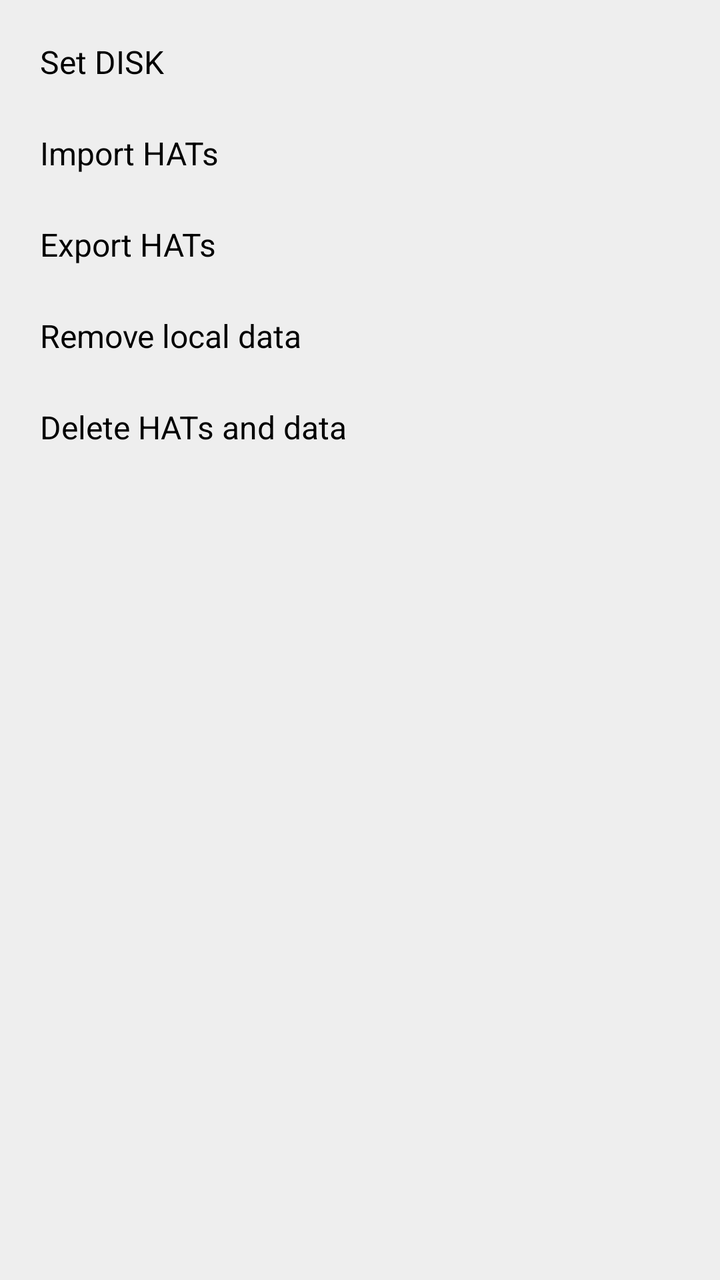
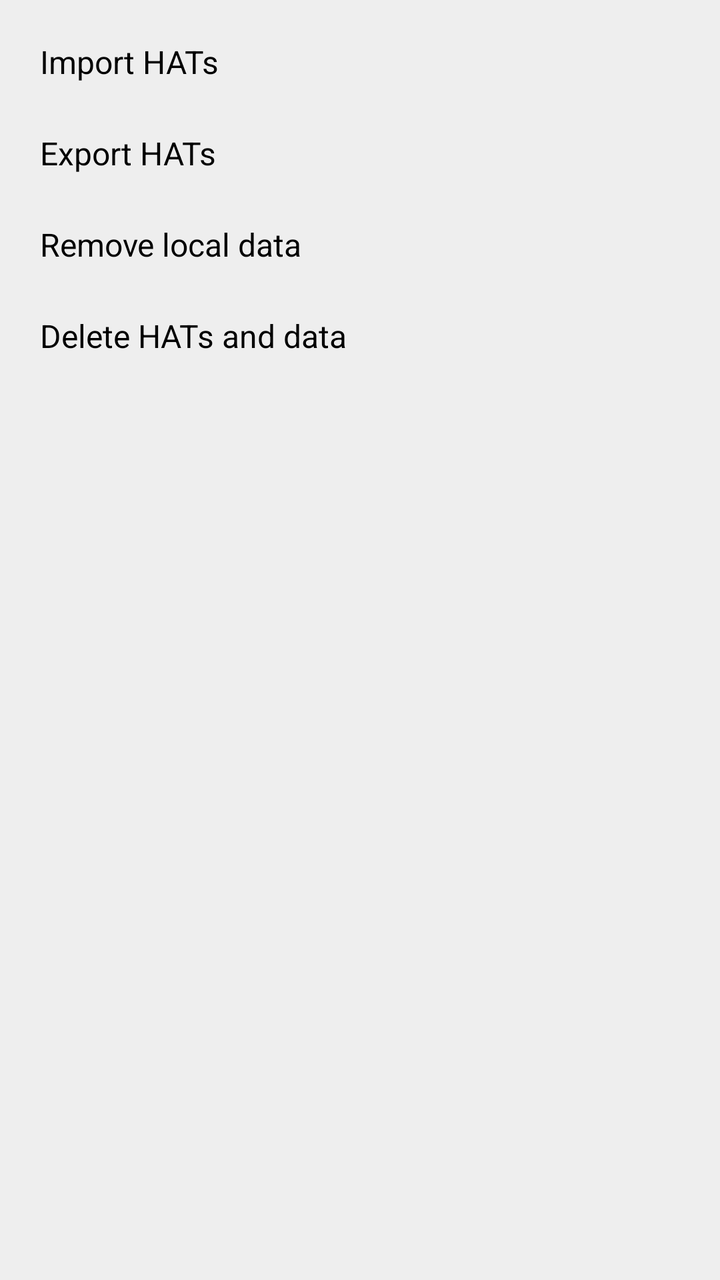

Before-and-after screenshots of an Android layout around one commit, followed by the original layout XML and the change that was made.
<!-- AndroidManifest.xml: application theme Theme.Freer -->
<!-- res/layout/popup_data_menu.xml -->
<?xml version="1.0" encoding="utf-8"?>
<LinearLayout xmlns:android="http://schemas.android.com/apk/res/android"
    android:layout_width="wrap_content"
    android:layout_height="wrap_content"
    android:orientation="vertical"
    android:background="@color/background_light"
    android:padding="8dp">

    <TextView
        android:id="@+id/menu_set_disk"
        android:layout_width="match_parent"
        android:layout_height="wrap_content"
        android:text="@string/set_disk"
        android:textSize="16sp"
        android:textColor="@color/text"
        android:padding="12dp"
        android:background="?android:attr/selectableItemBackground"
        android:clickable="true"
        android:focusable="true" />

    <TextView
        android:id="@+id/menu_import"
        android:layout_width="match_parent"
        android:layout_height="wrap_content"
        android:text="@string/import_hats"
        android:textSize="16sp"
        android:textColor="@color/text"
        android:padding="12dp"
        android:background="?android:attr/selectableItemBackground"
        android:clickable="true"
        android:focusable="true" />

    <TextView
        android:id="@+id/menu_export"
        android:layout_width="match_parent"
        android:layout_height="wrap_content"
        android:text="@string/export_hats"
        android:textSize="16sp"
        android:textColor="@color/text"
        android:padding="12dp"
        android:background="?android:attr/selectableItemBackground"
        android:clickable="true"
        android:focusable="true" />

    <TextView
        android:id="@+id/menu_remove_local_data"
        android:layout_width="match_parent"
        android:layout_height="wrap_content"
        android:text="@string/remove_local_data"
        android:textSize="16sp"
        android:textColor="@color/text"
        android:padding="12dp"
        android:background="?android:attr/selectableItemBackground"
        android:clickable="true"
        android:focusable="true" />

    <TextView
        android:id="@+id/menu_delete_data"
        android:layout_width="match_parent"
        android:layout_height="wrap_content"
        android:text="@string/delete_data"
        android:textSize="16sp"
        android:textColor="@color/text"
        android:padding="12dp"
        android:background="?android:attr/selectableItemBackground"
        android:clickable="true"
        android:focusable="true" />

</LinearLayout>
<!-- resources referenced by this layout -->
<resources>
  <color name="background_light">#EEEEEE</color>
  <color name="text">#000000</color>
  <string name="delete_data">Delete HATs and data</string>
  <string name="export_hats">Export HATs</string>
  <string name="import_hats">Import HATs</string>
  <string name="remove_local_data">Remove local data</string>
  <string name="set_disk">Set DISK</string>
  <style name="Theme.Freer" parent="Base.Theme.Freer" />
  <style name="Base.Theme.Freer" parent="Theme.Material3.DayNight.NoActionBar">
          <item name="colorPrimary">#2196F3</item>
          <item name="colorAccent">#2196F3</item>
          <item name="android:windowBackground">#FFFFFF</item>
          
          <item name="android:windowLayoutInDisplayCutoutMode">shortEdges</item>
          <item name="android:enforceNavigationBarContrast">false</item>
          <item name="android:enforceStatusBarContrast">false</item>
          <item name="android:statusBarColor">@android:color/transparent</item>
          <item name="android:navigationBarColor">@android:color/transparent</item>
          <item name="android:windowLightStatusBar">true</item>
          <item name="android:windowLightNavigationBar">true</item>
      </style>
</resources>

<!-- the commit's change to res/layout/popup_data_menu.xml (unified diff, before → after) -->
@@ -5,18 +5,6 @@
     android:orientation="vertical"
     android:background="@color/background_light"
     android:padding="8dp">
-
-    <TextView
-        android:id="@+id/menu_set_disk"
-        android:layout_width="match_parent"
-        android:layout_height="wrap_content"
-        android:text="@string/set_disk"
-        android:textSize="16sp"
-        android:textColor="@color/text"
-        android:padding="12dp"
-        android:background="?android:attr/selectableItemBackground"
-        android:clickable="true"
-        android:focusable="true" />
 
     <TextView
         android:id="@+id/menu_import"
<!-- resource entries referenced after the edit -->
@@ -6,7 +6,6 @@
   <string name="export_hats">Export HATs</string>
   <string name="import_hats">Import HATs</string>
   <string name="remove_local_data">Remove local data</string>
-  <string name="set_disk">Set DISK</string>
   <style name="Theme.Freer" parent="Base.Theme.Freer" />
   <style name="Base.Theme.Freer" parent="Theme.Material3.DayNight.NoActionBar">
           <item name="colorPrimary">#2196F3</item>
